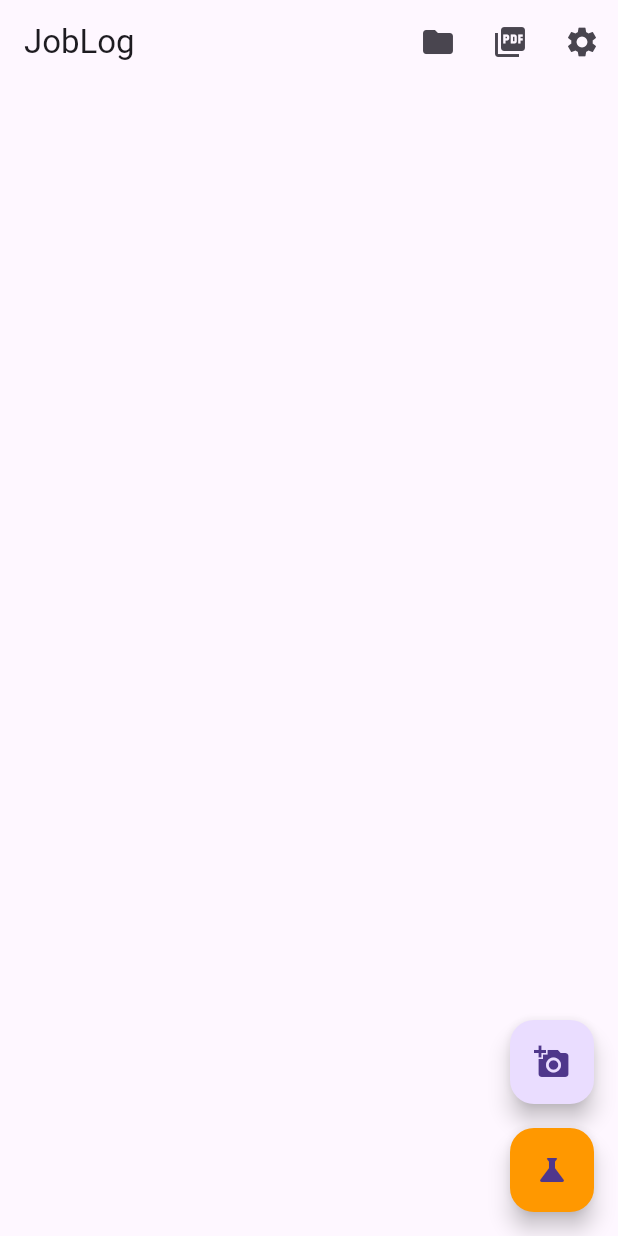
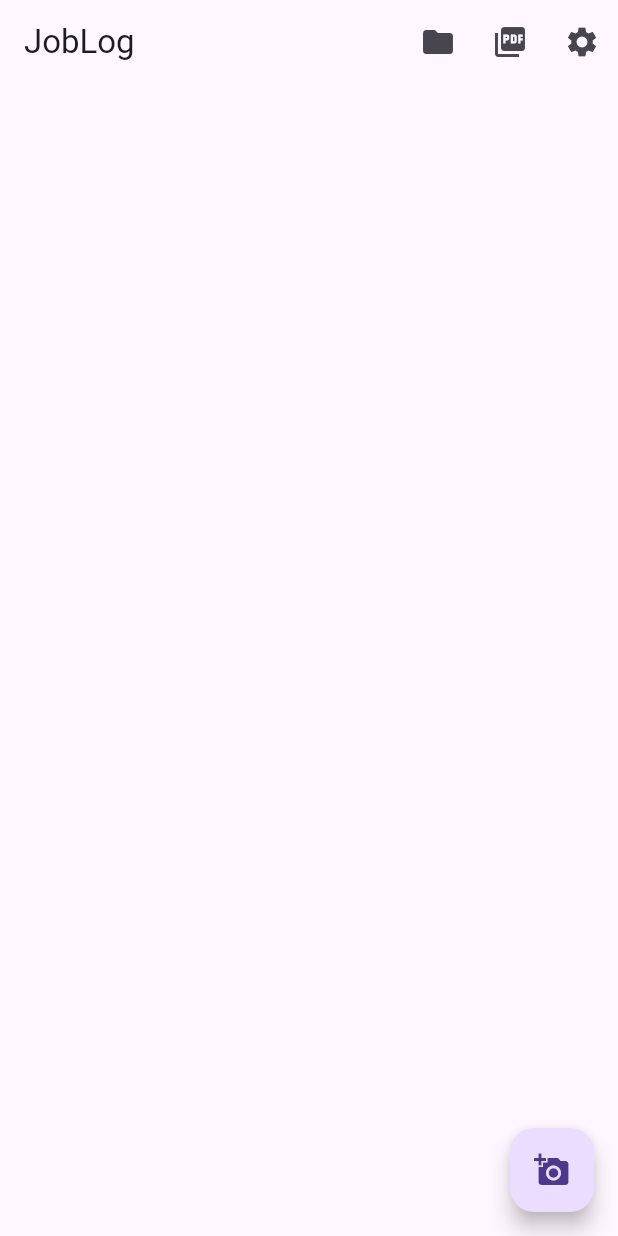
Before and after one commit to williamag929/PhotoSummary, a Flutter app: the screen it shows after launch, on a phone screen of 412 x 824 dp. Run offline on Flutter 3.47's test engine with Material 3 defaults, Android fonts, the phone set to English and light mode, and no system bars; our stand-ins replace camera, open_file, printing, shared_preferences, speech_to_text, sqflite; accounts and stored records are empty.

Commit message:
ai implementation

```diff
--- a/lib/home_screen.dart
+++ b/lib/home_screen.dart
@@ -1,4 +1,3 @@
-
 import 'dart:convert';
 import 'package:flutter/material.dart';
 import 'package:intl/intl.dart';
@@ -161,33 +160,12 @@ class _HomeScreenState extends State<HomeScreen> {
           );
         },
       ),
-      floatingActionButton: Column(
-        mainAxisAlignment: MainAxisAlignment.end,
-        children: [
-          FloatingActionButton(
-            heroTag: 'home_fab',
-            child: Icon(Icons.add_a_photo),
-            onPressed: _navigateToReportScreen,
-          ),
-          SizedBox(height: 16),
-          FloatingActionButton(
-            heroTag: 'test_ai_fab',
-            backgroundColor: Colors.orange,
-            child: Icon(Icons.science),
-            onPressed: _runAITest,
-          ),
-        ],
+      floatingActionButton: FloatingActionButton(
+        heroTag: 'home_fab',
+        child: Icon(Icons.add_a_photo),
+        onPressed: _navigateToReportScreen,
       ),
     );
-  }
-
-  // Temporary function to test AI integration.
-  void _runAITest() {
-    final String sampleText =
-        "This is a test memo. The issue is a cracked window on the second floor, room 205. This needs to be fixed by the glazier, Tom. Please schedule it for next Monday.";
-
-    // Pass an empty list for imagePaths as this is a text-only test.
-    _createNewReport([], sampleText);
   }
 
   void _showReportDetails(Report report) {
@@ -240,7 +218,7 @@ class _HomeScreenState extends State<HomeScreen> {
       builder: (context) => AlertDialog(
         title: TextFormField(
           controller: issueController,
-          decoration: InputDecoration(labelText: 'Issue'),
+          decoration: InputDecoration(labelText: 'Report'),
         ),
         content: SingleChildScrollView(
           child: Column(
```
Also changed, not shown: lib/services/ai_service.dart (+12 -12 lines), lib/services/pdf_service.dart (+9 -7 lines), 1 other file.
